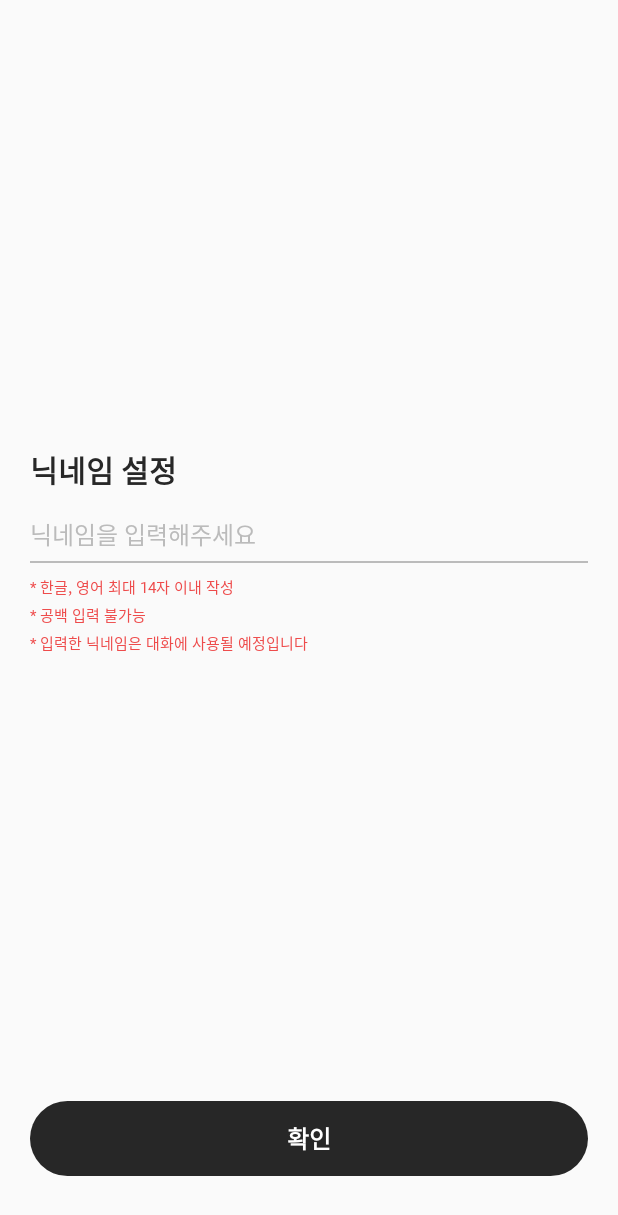
After one commit to MJU-SW-Contest-2024/Nabi-Android, an Android app: the fragment SignInNicknameFragment placed in its activity, on a phone screen of 412 x 824 dp. The commit adds this screen. Shown: the top 1215 px of the screen. Run offline under Robolectric (Android 15) with nearby library versions, the phone set to English and light mode, and no system bars; our stand-ins replace Dagger/Hilt's generated code, data binding; libraries missing offline, so code that uses them is left out: com.orhanobut.logger; 1 statement that could not run was skipped.

Commit message:
[feat] SignInFragment 작업

```diff
--- a/Nabi/domain/src/main/java/com/nabi/domain/MyClass.kt
+++ /dev/null
@@ -1,4 +0,0 @@
-package com.nabi.domain
-
-class MyClass {
-}
--- /dev/null
+++ b/Nabi/presentation/src/main/java/com/nabi/nabi/view/sign/SignActivity.kt
@@ -0,0 +1,18 @@
+package com.nabi.nabi.view.sign
+
+import androidx.activity.viewModels
+import com.nabi.nabi.R
+import com.nabi.nabi.base.BaseActivity
+import com.nabi.nabi.databinding.ActivitySignBinding
+import dagger.hilt.android.AndroidEntryPoint
+
+@AndroidEntryPoint
+class SignActivity: BaseActivity<ActivitySignBinding>(R.layout.activity_sign) {
+    private val signViewModel: SignViewModel by viewModels()
+
+    override fun initView() {
+        val ft = supportFragmentManager.beginTransaction()
+        ft.replace(R.id.fl_sign, SignInProviderFragment())
+        ft.commit()
+    }
+}
--- /dev/null
+++ b/Nabi/presentation/src/main/java/com/nabi/nabi/view/sign/SignInNicknameFragment.kt
@@ -0,0 +1,16 @@
+package com.nabi.nabi.view.sign
+
+import androidx.fragment.app.activityViewModels
+import com.nabi.nabi.R
+import com.nabi.nabi.base.BaseFragment
+import com.nabi.nabi.databinding.FragmentSignNicknameBinding
+import dagger.hilt.android.AndroidEntryPoint
+
+@AndroidEntryPoint
+class SignInNicknameFragment: BaseFragment<FragmentSignNicknameBinding>(R.layout.fragment_sign_nickname) {
+    private val signViewModel: SignViewModel by activityViewModels()
+
+    override fun initView() {
+
+    }
+}
--- /dev/null
+++ b/Nabi/presentation/src/main/java/com/nabi/nabi/view/sign/SignInProviderFragment.kt
@@ -0,0 +1,52 @@
+package com.nabi.nabi.view.sign
+
+import androidx.fragment.app.activityViewModels
+import com.nabi.data.service.KakaoAuthService
+import com.nabi.data.utils.LoggerUtils
+import com.nabi.nabi.R
+import com.nabi.nabi.base.BaseFragment
+import com.nabi.nabi.databinding.FragmentSignProviderBinding
+import com.nabi.nabi.utils.UiState
+import dagger.hilt.android.AndroidEntryPoint
+import javax.inject.Inject
+
+@AndroidEntryPoint
+class SignInProviderFragment: BaseFragment<FragmentSignProviderBinding>(R.layout.fragment_sign_provider) {
+    private val signViewModel: SignViewModel by activityViewModels()
+
+    @Inject
+    lateinit var kakaoAuthService: KakaoAuthService
+
+    override fun initView() {
+
+    }
+
+    override fun initListener() {
+        super.initListener()
+
+        binding.btnKakao.setOnClickListener {
+            kakaoAuthService.signInKakao(signViewModel::signIn)
+        }
+        binding.btnNaver.setOnClickListener {  }
+        binding.btnGoogle.setOnClickListener {  }
+    }
+
+    override fun setObserver() {
+        super.setObserver()
+
+        signViewModel.loginState.observe(viewLifecycleOwner){
+            when(it){
+                is UiState.Failure -> {
+                    showToast(it.message)
+                    LoggerUtils.e("로그인 실패: ${it.message}")
+                }
+                is UiState.Loading -> {}
+                is UiState.Success -> {
+                    val ft = requireActivity().supportFragmentManager.beginTransaction()
+                    ft.replace(R.id.fl_sign, SignInNicknameFragment())
+                    ft.commit()
+                }
+            }
+        }
+    }
+}
--- /dev/null
+++ b/Nabi/presentation/src/main/java/com/nabi/nabi/view/sign/SignViewModel.kt
@@ -0,0 +1,42 @@
+package com.nabi.nabi.view.sign
+
+import androidx.lifecycle.LiveData
+import androidx.lifecycle.MutableLiveData
+import androidx.lifecycle.ViewModel
+import androidx.lifecycle.viewModelScope
+import com.nabi.data.utils.LoggerUtils
+import com.nabi.domain.enums.AuthProvider
+import com.nabi.domain.usecase.auth.SignInUseCase
+import com.nabi.nabi.utils.UiState
+import dagger.hilt.android.lifecycle.HiltViewModel
+import kotlinx.coroutines.Dispatchers
+import kotlinx.coroutines.launch
+import kotlinx.coroutines.runBlocking
+import javax.inject.Inject
+
+@HiltViewModel
+class SignViewModel @Inject constructor(
+    private val signInUseCase: SignInUseCase
+): ViewModel() {
+
+    private val _loginState = MutableLiveData<UiState<Unit>>(UiState.Loading)
+    val loginState: LiveData<UiState<Unit>> get() = _loginState
+
+    fun signIn(idToken: String, provider: AuthProvider) {
+        _loginState.value = UiState.Loading
+
+        viewModelScope.launch {
+            signInUseCase(idToken, provider
+            ).onSuccess {
+                runBlocking(Dispatchers.IO){
+//                    app.userPreferences.setLoginProvider(provider)
+//                    app.userPreferences.setAccessToken(it.accessToken)
+//                    app.userPreferences.setRefreshToken(it.refreshToken)
+                }
+                _loginState.value = UiState.Success(Unit)
+            }.onFailure { e ->
+                _loginState.value = UiState.Failure(message = e.message.toString())
+            }
+        }
+    }
+}
--- /dev/null
+++ b/Nabi/presentation/src/main/res/color/selector_edittext_nickname_colors.xml
@@ -0,0 +1,5 @@
+<?xml version="1.0" encoding="utf-8"?>
+<selector xmlns:android="http://schemas.android.com/apk/res/android">
+    <item android:color="@android:color/black" android:state_focused="true" />
+    <item android:color="#BBBBBB" />
+</selector>
--- /dev/null
+++ b/Nabi/presentation/src/main/res/drawable/selector_edittext_nickname.xml
@@ -0,0 +1,5 @@
+<?xml version="1.0" encoding="utf-8"?>
+<selector xmlns:android="http://schemas.android.com/apk/res/android">
+    <item android:drawable="@drawable/shape_edittext_nickname_focused" android:state_focused="true"/>
+    <item android:drawable="@drawable/shape_edittext_nickname_default"/>
+</selector>
--- /dev/null
+++ b/Nabi/presentation/src/main/res/drawable/shape_edittext_nickname_default.xml
@@ -0,0 +1,22 @@
+<?xml version="1.0" encoding="utf-8"?>
+<layer-list xmlns:android="http://schemas.android.com/apk/res/android" >
+    <item
+        android:bottom="1dp"
+        android:left="-2dp"
+        android:right="-2dp"
+        android:top="-2dp">
+        <shape android:shape="rectangle" >
+            <stroke
+                android:width="1.5dp"
+                android:color="#BBBBBB" />
+
+            <solid android:color="#00FFFFFF" />
+
+            <padding
+                android:bottom="5dp"
+                android:left="5dp"
+                android:right="5dp"
+                android:top="5dp" />
+        </shape>
+    </item>
+</layer-list>
--- /dev/null
+++ b/Nabi/presentation/src/main/res/drawable/shape_edittext_nickname_focused.xml
@@ -0,0 +1,22 @@
+<?xml version="1.0" encoding="utf-8"?>
+<layer-list xmlns:android="http://schemas.android.com/apk/res/android" >
+    <item
+        android:bottom="1dp"
+        android:left="-2dp"
+        android:right="-2dp"
+        android:top="-2dp">
+        <shape android:shape="rectangle" >
+            <stroke
+                android:width="1.5dp"
+                android:color="#000000" />
+
+            <solid android:color="#00FFFFFF" />
+
+            <padding
+                android:bottom="5dp"
+                android:left="5dp"
+                android:right="5dp"
+                android:top="5dp" />
+        </shape>
+    </item>
+</layer-list>
--- /dev/null
+++ b/Nabi/presentation/src/main/res/drawable/shape_radius_50.xml
@@ -0,0 +1,4 @@
+<?xml version="1.0" encoding="utf-8"?>
+<shape xmlns:android="http://schemas.android.com/apk/res/android">
+    <corners android:radius="50dp"/>
+</shape>
--- /dev/null
+++ b/Nabi/presentation/src/main/res/layout/activity_sign.xml
@@ -0,0 +1,14 @@
+<?xml version="1.0" encoding="utf-8"?>
+<layout xmlns:android="http://schemas.android.com/apk/res/android"
+    xmlns:app="http://schemas.android.com/apk/res-auto"
+    xmlns:tools="http://schemas.android.com/tools">
+
+    <data>
+
+    </data>
+
+    <FrameLayout
+        android:id="@+id/fl_sign"
+        android:layout_width="match_parent"
+        android:layout_height="match_parent"/>
+</layout>
--- /dev/null
+++ b/Nabi/presentation/src/main/res/layout/fragment_sign_nickname.xml
@@ -0,0 +1,90 @@
+<?xml version="1.0" encoding="utf-8"?>
+<layout xmlns:android="http://schemas.android.com/apk/res/android"
+    xmlns:app="http://schemas.android.com/apk/res-auto"
+    xmlns:tools="http://schemas.android.com/tools">
+
+    <data>
+
+    </data>
+
+    <androidx.constraintlayout.widget.ConstraintLayout
+        android:id="@+id/main"
+        android:layout_width="match_parent"
+        android:layout_height="match_parent"
+        tools:context=".view.sign.SignActivity">
+
+        <androidx.appcompat.widget.AppCompatButton
+            android:id="@+id/btn_done"
+            android:layout_width="0dp"
+            android:layout_height="50dp"
+
+            app:layout_constraintStart_toStartOf="parent"
+            app:layout_constraintEnd_toEndOf="parent"
+            android:layout_marginHorizontal="20dp"
+            app:layout_constraintBottom_toBottomOf="parent"
+            android:layout_marginBottom="40dp"
+
+            android:background="@drawable/shape_radius_50"
+            android:backgroundTint="#272727"
+
+            android:text="@string/text_done"
+            android:fontFamily="@font/pretendard_medium"
+            android:textColor="@color/white"
+            android:textSize="16sp"
+            android:textStyle="bold"/>
+
+        <LinearLayout
+            android:layout_width="match_parent"
+            android:layout_height="wrap_content"
+            android:paddingHorizontal="20dp"
+            android:orientation="vertical"
+
+            app:layout_constraintTop_toTopOf="parent"
+            app:layout_constraintBottom_toTopOf="@id/btn_done">
+
+            <TextView
+                android:layout_width="wrap_content"
+                android:layout_height="wrap_content"
+                android:text="닉네임 설정"
+                android:fontFamily="@font/pretendard_medium"
+                android:textStyle="bold"
+                android:textColor="#272727"
+                android:textSize="20sp" />
+
+            <EditText
+                android:id="@+id/et_nick"
+                android:layout_width="match_parent"
+                android:layout_height="32dp"
+                android:hint="닉네임을 입력해주세요"
+                android:background="@drawable/selector_edittext_nickname"
+                android:textColorHint="@color/selector_edittext_nickname_colors"
+                android:textColor="@color/black"
+
+                android:inputType="text"
+                android:maxLength="14"
+
+                android:fontFamily="@font/pretendard_medium"
+                android:textSize="16sp"
+
+                android:layout_marginTop="16dp"
+                android:paddingHorizontal="0dp"
+                android:paddingBottom="8dp"
+                tools:ignore="Autofill" />
+
+
+            <TextView
+                android:layout_width="wrap_content"
+                android:layout_height="wrap_content"
+                android:text="@string/text_nickname_condition"
+                android:fontFamily="@font/pretendard_medium"
+                android:textSize="10sp"
+                android:lineHeight="16dp"
+                android:textColor="#EE4B4B"
+                android:layout_marginTop="8dp"
+                tools:ignore="SmallSp" />
+
+        </LinearLayout>
+
+
+    </androidx.constraintlayout.widget.ConstraintLayout>
+</layout>
--- a/Nabi/presentation/src/main/res/values/strings.xml
+++ b/Nabi/presentation/src/main/res/values/strings.xml
@@ -1,3 +1,5 @@
 <resources>
     <string name="app_name">Nabi</string>
+    <string name="text_done">확인</string>
+    <string name="text_nickname_condition">* 한글, 영어 최대 14자 이내 작성\n* 공백 입력 불가능\n* 입력한 닉네임은 대화에 사용될 예정입니다</string>
 </resources>
--- a/Nabi/presentation/src/main/res/values/themes.xml
+++ b/Nabi/presentation/src/main/res/values/themes.xml
@@ -1,8 +1,8 @@
 <resources xmlns:tools="http://schemas.android.com/tools">
     <!-- Base application theme. -->
-    <style name="Base.Theme.Nabi" parent="Theme.Material3.DayNight.NoActionBar">
-        <!-- Customize your light theme here. -->
-        <!-- <item name="colorPrimary">@color/my_light_primary</item> -->
+    <style name="Base.Theme.Nabi" parent="Theme.AppCompat.DayNight.NoActionBar">
+
+         <item name="colorPrimary">@color/white</item>
     </style>
 
     <style name="Theme.Nabi" parent="Base.Theme.Nabi" />
```
Also changed, not shown: Nabi/presentation/src/main/res/layout/fragment_sign_provider.xml (added, +122 -0 lines), Nabi/presentation/src/main/res/values/content_description_strings.xml (added, +8 -0 lines).
